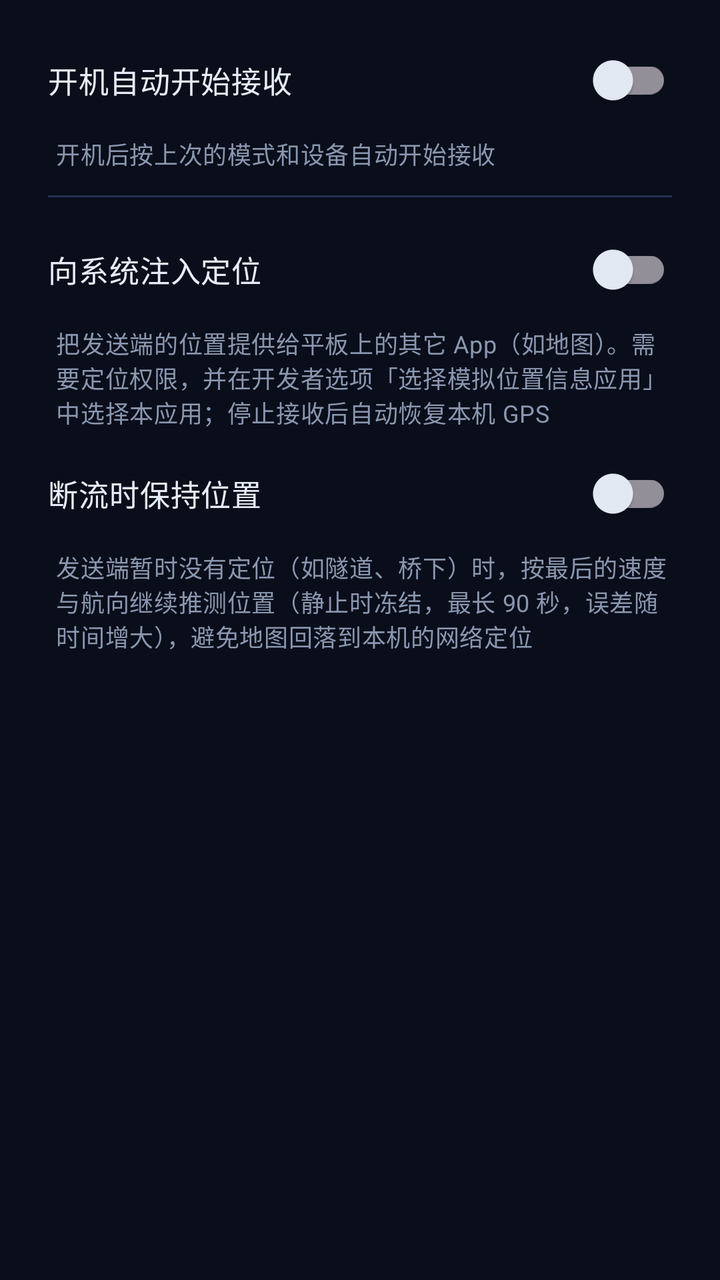
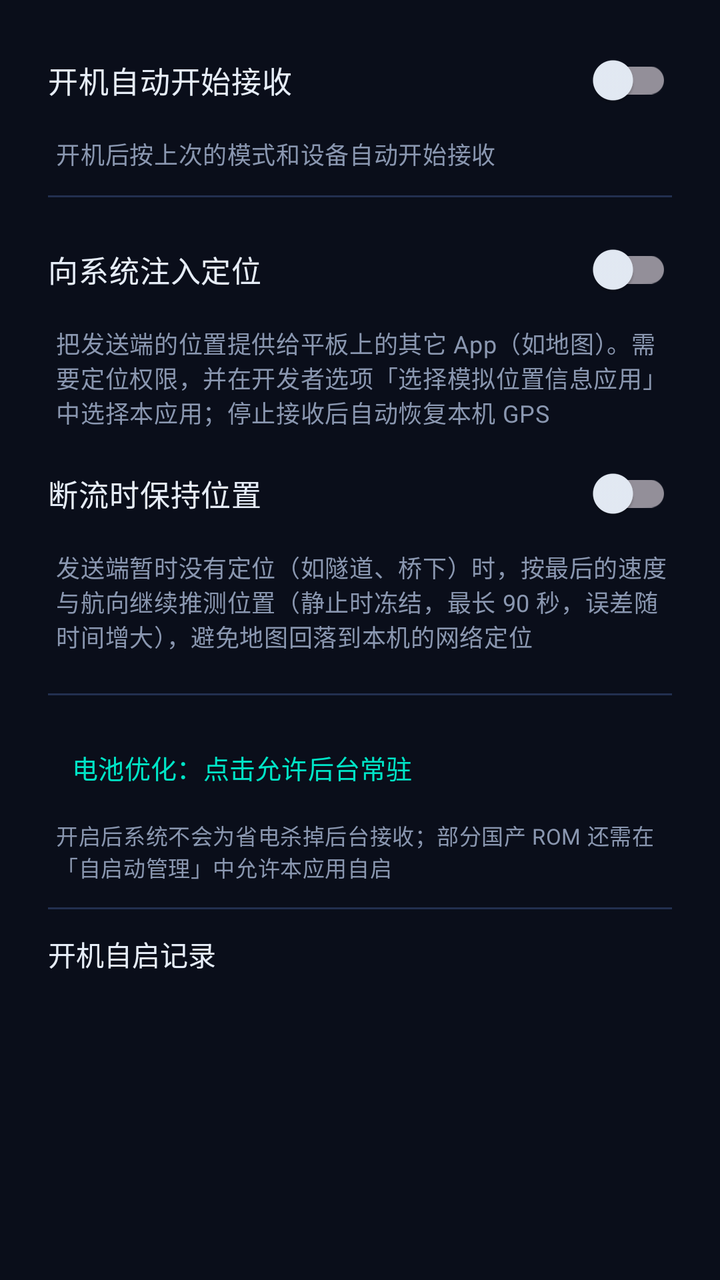

Compare the two renders of this Android layout. The source of the first and the diff that turns it into the second are given below.
<!-- AndroidManifest.xml: application theme Theme.GpsReceiver -->
<!-- res/layout/dialog_settings.xml -->
<?xml version="1.0" encoding="utf-8"?>
<LinearLayout xmlns:android="http://schemas.android.com/apk/res/android"
    android:layout_width="match_parent"
    android:layout_height="wrap_content"
    android:orientation="vertical"
    android:paddingStart="24dp"
    android:paddingEnd="24dp"
    android:paddingTop="16dp">

    <com.google.android.material.switchmaterial.SwitchMaterial
        android:id="@+id/switchAutoStart"
        android:layout_width="match_parent"
        android:layout_height="wrap_content"
        android:text="@string/auto_start_title"
        android:textColor="@color/color_text_primary"
        android:textSize="15sp" />

    <TextView
        android:layout_width="match_parent"
        android:layout_height="wrap_content"
        android:layout_marginTop="4dp"
        android:paddingStart="4dp"
        android:text="@string/auto_start_summary"
        android:textAppearance="@style/TextAppearance.GpsReceiver.Body"
        android:textSize="12sp" />

    <View
        android:layout_width="match_parent"
        android:layout_height="1dp"
        android:layout_marginTop="12dp"
        android:layout_marginBottom="12dp"
        android:background="#223050" />

    <com.google.android.material.switchmaterial.SwitchMaterial
        android:id="@+id/switchMock"
        android:layout_width="match_parent"
        android:layout_height="wrap_content"
        android:text="@string/mock_title"
        android:textColor="@color/color_text_primary"
        android:textSize="15sp" />

    <TextView
        android:layout_width="match_parent"
        android:layout_height="wrap_content"
        android:layout_marginTop="4dp"
        android:layout_marginBottom="8dp"
        android:paddingStart="4dp"
        android:text="@string/mock_summary"
        android:textAppearance="@style/TextAppearance.GpsReceiver.Body"
        android:textSize="12sp" />

    <TextView
        android:id="@+id/tvMockStatus"
        android:layout_width="match_parent"
        android:layout_height="wrap_content"
        android:layout_marginBottom="8dp"
        android:paddingStart="4dp"
        android:fontFamily="monospace"
        android:textIsSelectable="true"
        android:textSize="11sp"
        android:visibility="gone" />

    <com.google.android.material.switchmaterial.SwitchMaterial
        android:id="@+id/switchMockHold"
        android:layout_width="match_parent"
        android:layout_height="wrap_content"
        android:text="@string/mock_hold_title"
        android:textColor="@color/color_text_primary"
        android:textSize="15sp" />

    <TextView
        android:layout_width="match_parent"
        android:layout_height="wrap_content"
        android:layout_marginTop="4dp"
        android:layout_marginBottom="8dp"
        android:paddingStart="4dp"
        android:text="@string/mock_hold_summary"
        android:textAppearance="@style/TextAppearance.GpsReceiver.Body"
        android:textSize="12sp" />
</LinearLayout>
<!-- resources referenced by this layout -->
<resources>
  <color name="color_text_primary">#E6EDF7</color>
  <string name="auto_start_summary">开机后按上次的模式和设备自动开始接收</string>
  <string name="auto_start_title">开机自动开始接收</string>
  <string name="mock_hold_summary">发送端暂时没有定位（如隧道、桥下）时，按最后的速度与航向继续推测位置（静止时冻结，最长 90 秒，误差随时间增大），避免地图回落到本机的网络定位</string>
  <string name="mock_hold_title">断流时保持位置</string>
  <string name="mock_summary">把发送端的位置提供给平板上的其它 App（如地图）。需要定位权限，并在开发者选项「选择模拟位置信息应用」中选择本应用；停止接收后自动恢复本机 GPS</string>
  <string name="mock_title">向系统注入定位</string>
  <style name="TextAppearance.GpsReceiver.Body" parent="TextAppearance.Material3.BodyMedium">
          <item name="android:textColor">@color/color_text_secondary</item>
      </style>
  <style name="Theme.GpsReceiver" parent="Theme.Material3.Dark.NoActionBar">
          <item name="colorPrimary">@color/color_primary</item>
          <item name="colorOnPrimary">#06231E</item>
          <item name="colorSecondary">@color/color_accent_blue</item>
          <item name="colorOnSecondary">#FFFFFF</item>
          <item name="colorError">@color/color_error</item>
          <item name="android:colorBackground">@color/color_background_start</item>
          <item name="colorSurface">@color/color_card</item>
          <item name="colorOnSurface">@color/color_text_primary</item>
          <item name="colorOnSurfaceVariant">@color/color_text_secondary</item>
          <item name="android:windowBackground">@color/color_background_start</item>
          <item name="android:navigationBarColor">@android:color/transparent</item>
          <item name="android:statusBarColor">@android:color/transparent</item>
          <item name="android:windowLightStatusBar" tools:targetApi="m">false</item>
      </style>
  <color name="color_text_secondary">#8A97B0</color>
  <color name="color_primary">#00E5C7</color>
  <color name="color_accent_blue">#3D8BFF</color>
  <color name="color_error">#FF5C6C</color>
  <color name="color_background_start">#0A0E1A</color>
  <color name="color_card">#141C31</color>
</resources>

<!-- the commit's change to res/layout/dialog_settings.xml (unified diff, before → after) -->
@@ -77,4 +77,53 @@
         android:text="@string/mock_hold_summary"
         android:textAppearance="@style/TextAppearance.GpsReceiver.Body"
         android:textSize="12sp" />
+
+    <View
+        android:layout_width="match_parent"
+        android:layout_height="1dp"
+        android:layout_marginTop="12dp"
+        android:layout_marginBottom="12dp"
+        android:background="#223050" />
+
+    <com.google.android.material.button.MaterialButton
+        android:id="@+id/btnBattery"
+        style="@style/Widget.Material3.Button.TextButton"
+        android:layout_width="match_parent"
+        android:layout_height="wrap_content"
+        android:gravity="start|center_vertical"
+        android:text="@string/battery_request"
+        android:textSize="13sp" />
+
+    <TextView
+        android:layout_width="match_parent"
+        android:layout_height="wrap_content"
+        android:layout_marginTop="2dp"
+        android:paddingStart="4dp"
+        android:text="@string/battery_summary"
+        android:textAppearance="@style/TextAppearance.GpsReceiver.Body"
+        android:textSize="11sp" />
+
+    <View
+        android:layout_width="match_parent"
+        android:layout_height="1dp"
+        android:layout_marginTop="12dp"
+        android:layout_marginBottom="12dp"
+        android:background="#223050" />
+
+    <TextView
+        android:layout_width="match_parent"
+        android:layout_height="wrap_content"
+        android:text="@string/boot_log_title"
+        android:textColor="@color/color_text_primary"
+        android:textSize="14sp" />
+
+    <TextView
+        android:id="@+id/tvBootLog"
+        android:layout_width="match_parent"
+        android:layout_height="wrap_content"
+        android:layout_marginTop="6dp"
+        android:layout_marginBottom="8dp"
+        android:fontFamily="monospace"
+        android:textIsSelectable="true"
+        android:textSize="11sp" />
 </LinearLayout>
<!-- resource entries referenced after the edit -->
@@ -3,6 +3,9 @@
   <color name="color_text_primary">#E6EDF7</color>
   <string name="auto_start_summary">开机后按上次的模式和设备自动开始接收</string>
   <string name="auto_start_title">开机自动开始接收</string>
+  <string name="battery_request">电池优化：点击允许后台常驻</string>
+  <string name="battery_summary">开启后系统不会为省电杀掉后台接收；部分国产 ROM 还需在「自启动管理」中允许本应用自启</string>
+  <string name="boot_log_title">开机自启记录</string>
   <string name="mock_hold_summary">发送端暂时没有定位（如隧道、桥下）时，按最后的速度与航向继续推测位置（静止时冻结，最长 90 秒，误差随时间增大），避免地图回落到本机的网络定位</string>
   <string name="mock_hold_title">断流时保持位置</string>
   <string name="mock_summary">把发送端的位置提供给平板上的其它 App（如地图）。需要定位权限，并在开发者选项「选择模拟位置信息应用」中选择本应用；停止接收后自动恢复本机 GPS</string>
